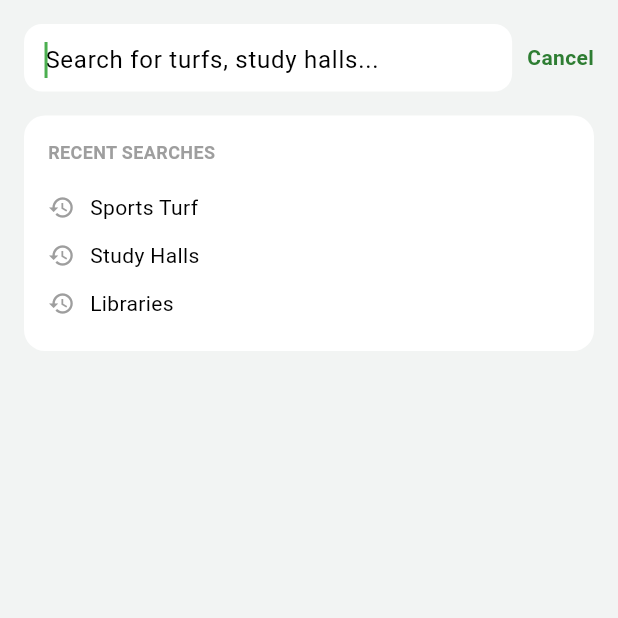
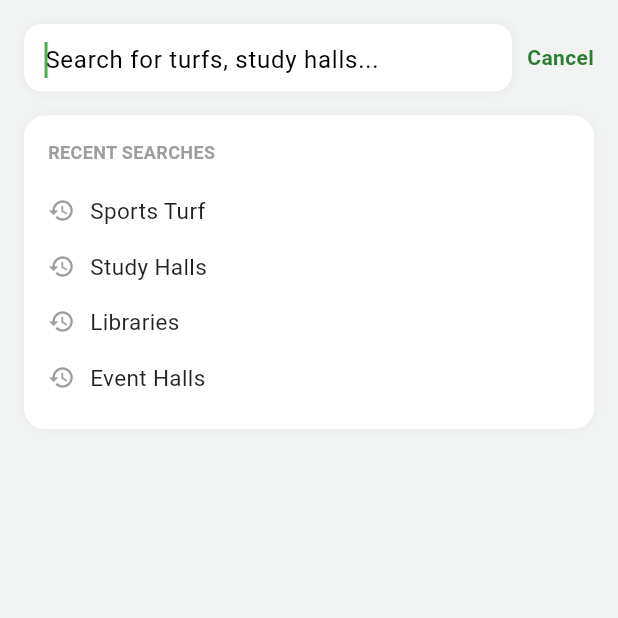
Before and after one commit to Noel007-cse/Group_4, a Flutter app: the SearchPage screen opened directly, on a phone screen of 412 x 824 dp, the top half of it. Run offline on Flutter 3.47's test engine with Material 3 defaults, Android fonts, the phone set to English and light mode, and no system bars; network calls fail; Roboto replaces fonts that are missing (Poppins).

Commit message:
search and home to pages complete

```diff
--- a/spacebook/lib/search_page.dart
+++ b/spacebook/lib/search_page.dart
@@ -1,7 +1,19 @@
 import 'package:flutter/material.dart';
+import 'package:spacebook/TurfListingPage.dart'; // ✅ IMPORTANT IMPORT
 
 class SearchPage extends StatelessWidget {
   const SearchPage({super.key});
+
+  void _openCategory(BuildContext context, String category) {
+    Navigator.push(
+      context,
+      MaterialPageRoute(
+        builder: (_) => TurfListingPage(
+          categoryTitle: category,
+        ),
+      ),
+    );
+  }
 
   @override
   Widget build(BuildContext context) {
@@ -10,7 +22,8 @@ class SearchPage extends StatelessWidget {
       body: SafeArea(
         child: Column(
           children: [
-            // Top Search Field
+
+            // ─── Search Bar ─────────────────────────────
             Padding(
               padding: const EdgeInsets.all(16),
               child: Row(
@@ -21,6 +34,12 @@ class SearchPage extends StatelessWidget {
                       decoration: BoxDecoration(
                         color: Colors.white,
                         borderRadius: BorderRadius.circular(12),
+                        boxShadow: [
+                          BoxShadow(
+                            color: Colors.black.withOpacity(0.05),
+                            blurRadius: 6,
+                          )
+                        ],
                       ),
                       child: const TextField(
                         autofocus: true,
@@ -33,7 +52,9 @@ class SearchPage extends StatelessWidget {
                       ),
                     ),
                   ),
+
                   const SizedBox(width: 10),
+
                   GestureDetector(
                     onTap: () => Navigator.pop(context),
                     child: const Text(
@@ -48,18 +69,26 @@ class SearchPage extends StatelessWidget {
               ),
             ),
 
-            // Recent Searches
+            // ─── Recent Searches Card ─────────────────────────────
             Container(
               margin: const EdgeInsets.symmetric(horizontal: 16),
               padding: const EdgeInsets.all(16),
               decoration: BoxDecoration(
                 color: Colors.white,
                 borderRadius: BorderRadius.circular(14),
+                boxShadow: [
+                  BoxShadow(
+                    color: Colors.black.withOpacity(0.04),
+                    blurRadius: 8,
+                  )
+                ],
               ),
+
               child: Column(
                 crossAxisAlignment: CrossAxisAlignment.start,
-                children:[
-                  Text(
+                children: [
+
+                  const Text(
                     "RECENT SEARCHES",
                     style: TextStyle(
                       fontSize: 12,
@@ -67,22 +96,31 @@ class SearchPage extends StatelessWidget {
                       fontWeight: FontWeight.bold,
                     ),
                   ),
-                  SizedBox(height: 12),
-                  _RecentItem(title: "Sports Turf",
-                  onTap:(){
-                    Navigator.push(context, MaterialPageRoute(builder: (_)=> const TurfListingPage(),),
-                    );
-                  },
+
+                  const SizedBox(height: 12),
+
+                  _RecentItem(
+                    title: "Sports Turf",
+                    onTap: () => _openCategory(context, "Sports Turf"),
                   ),
-                  _RecentItem(title: "Study Halls",
-                  onTap: () {
-                    Navigator.push(context, MaterialPageRoute(builder: (_)=> const StudyHallsScreen(),),);
-                  },
+
+                  _RecentItem(
+                    title: "Study Halls",
+                    onTap: () => _openCategory(context, "Study Halls"),
                   ),
-                  _RecentItem(title: "Libraries"),
+
+                  _RecentItem(
+                    title: "Libraries",
+                    onTap: () => _openCategory(context, "Libraries"),
+                  ),
+
+                  _RecentItem(
+                    title: "Event Halls",
+                    onTap: () => _openCategory(context, "Event Halls"),
+                  ),
                 ],
               ),
-            )
+            ),
           ],
         ),
       ),
@@ -90,25 +128,47 @@ class SearchPage extends StatelessWidget {
   }
 }
 
+
+// ─── Recent Search Item Widget ─────────────────────────────
+
 class _RecentItem extends StatelessWidget {
+
   final String title;
   final VoidCallback? onTap;
-  const _RecentItem({required this.title,
-  this.onTap,
-  super.key,
+
+  const _RecentItem({
+    required this.title,
+    this.onTap,
+    super.key,
   });
 
   @override
-   Widget build(BuildContext context) {
+  Widget build(BuildContext context) {
+
     return GestureDetector(
-      onTap: onTap,            // ✅ USE IT HERE
+      onTap: onTap,
+
       child: Padding(
-        padding: const EdgeInsets.symmetric(vertical: 6),
+        padding: const EdgeInsets.symmetric(vertical: 8),
+
         child: Row(
           children: [
-            const Icon(Icons.history, size: 18, color: Colors.grey),
+
+            const Icon(
+              Icons.history,
+              size: 18,
+              color: Colors.grey,
+            ),
+
             const SizedBox(width: 10),
-            Text(title),
+
+            Text(
+              title,
+              style: const TextStyle(
+                fontSize: 15,
+                color: Colors.black87,
+              ),
+            ),
           ],
         ),
       ),
```
